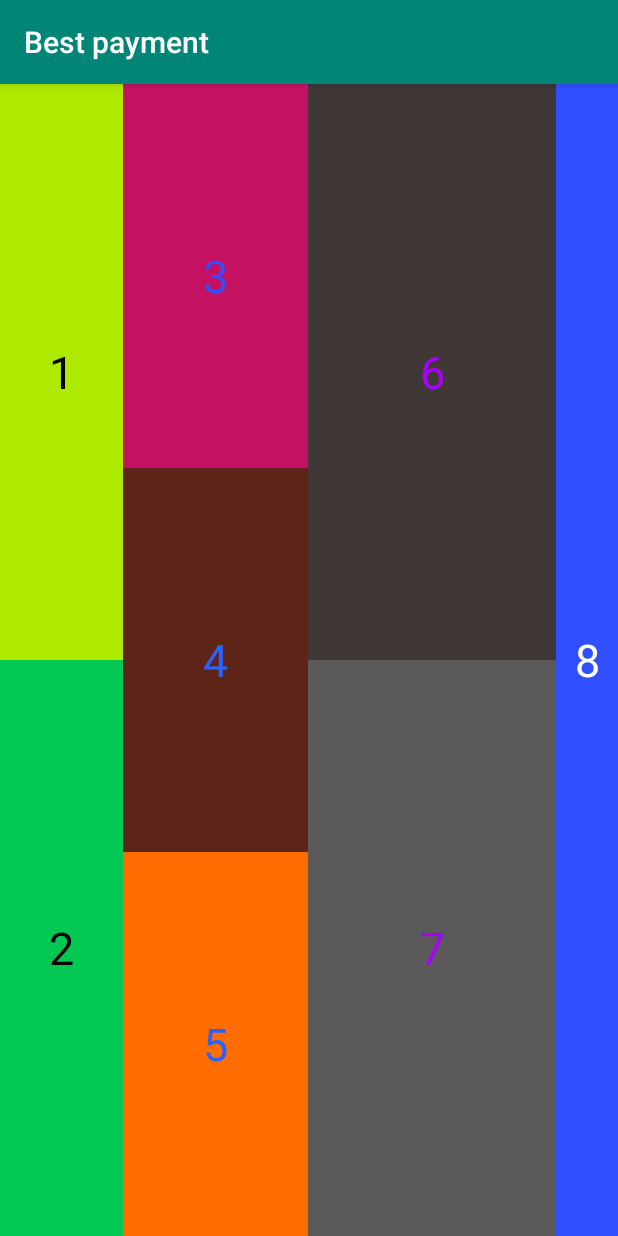
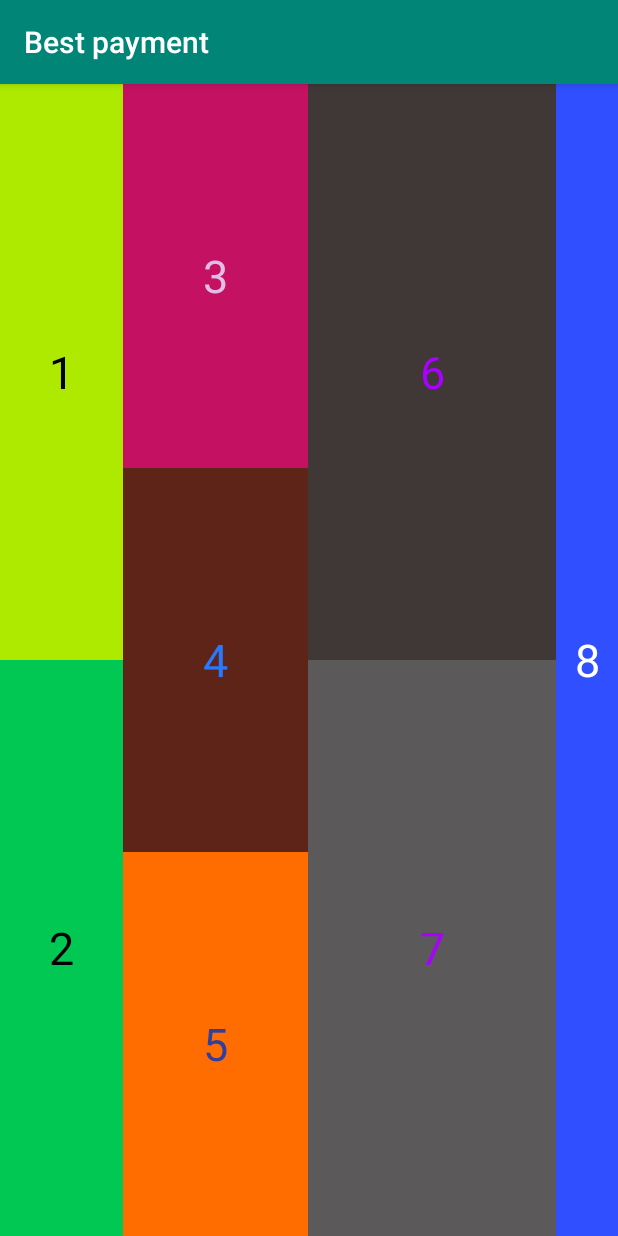
Before and after one commit to phongvt3110/EPayment-java-android, an Android app: the screen it shows after launch (MainActivity), on a phone screen of 412 x 824 dp. Run offline under Robolectric (Android 15) with nearby library versions, the phone set to English and light mode, and no system bars.

```diff
--- a/app/build.gradle
+++ b/app/build.gradle
@@ -2,7 +2,6 @@ apply plugin: 'com.android.application'
 
 android {
     compileSdkVersion 33
-    buildToolsVersion "29.0.2"
     defaultConfig {
         applicationId "org.ici.com"
         minSdkVersion 23
@@ -17,6 +16,7 @@ android {
             proguardFiles getDefaultProguardFile('proguard-android-optimize.txt'), 'proguard-rules.pro'
         }
     }
+    namespace 'org.ici.com'
 }
 
 dependencies {
--- a/app/src/main/AndroidManifest.xml
+++ b/app/src/main/AndroidManifest.xml
@@ -1,6 +1,5 @@
 <?xml version="1.0" encoding="utf-8"?>
-<manifest xmlns:android="http://schemas.android.com/apk/res/android"
-    package="org.ici.com">
+<manifest xmlns:android="http://schemas.android.com/apk/res/android">
 
     <application
         android:allowBackup="true"
@@ -9,7 +8,8 @@
         android:roundIcon="@mipmap/ic_launcher_round"
         android:supportsRtl="true"
         android:theme="@style/AppTheme">
-        <activity android:name=".MainActivity">
+        <activity android:name=".MainActivity"
+            android:exported="true">
             <intent-filter>
                 <action android:name="android.intent.action.MAIN" />
 
--- a/app/src/main/res/layout/activity_main.xml
+++ b/app/src/main/res/layout/activity_main.xml
@@ -40,39 +40,39 @@
         android:layout_width="0dp"
         android:layout_height="match_parent"
         android:layout_weight="3">
+
         <TextView
             android:id="@+id/textView3"
             android:layout_width="match_parent"
             android:layout_height="wrap_content"
+            android:layout_weight="1"
             android:background="#C51162"
+            android:gravity="center"
             android:text="3"
-            android:textColor="#304FFE"
-            android:textSize="30sp"
-            android:layout_weight="1"
-            android:gravity="center"
-            />
+            android:textColor="#E1BEE7"
+            android:textSize="30sp" />
+
         <TextView
             android:id="@+id/textView4"
             android:layout_width="match_parent"
             android:layout_height="wrap_content"
+            android:layout_weight="1"
             android:background="#5E2417"
+            android:gravity="center"
             android:text="4"
-            android:textColor="#2962FF"
-            android:textSize="30sp"
-            android:layout_weight="1"
-            android:gravity="center"
-            />
+            android:textColor="#2979FF"
+            android:textSize="30sp" />
+
         <TextView
             android:id="@+id/textView5"
             android:layout_width="match_parent"
             android:layout_height="wrap_content"
+            android:layout_weight="1"
             android:background="#FF6D00"
+            android:gravity="center"
             android:text="5"
-            android:textColor="#2962FF"
-            android:textSize="30sp"
-            android:layout_weight="1"
-            android:gravity="center"
-            />
+            android:textColor="#303F9F"
+            android:textSize="30sp" />
     </LinearLayout>
 
     <LinearLayout
--- a/build.gradle
+++ b/build.gradle
@@ -7,7 +7,7 @@ buildscript {
 
     }
     dependencies {
-        classpath 'com.android.tools.build:gradle:3.6.4'
+        classpath 'com.android.tools.build:gradle:7.3.1'
 
         // NOTE: Do not place your application dependencies here; they belong
         // in the individual module build.gradle files
```
